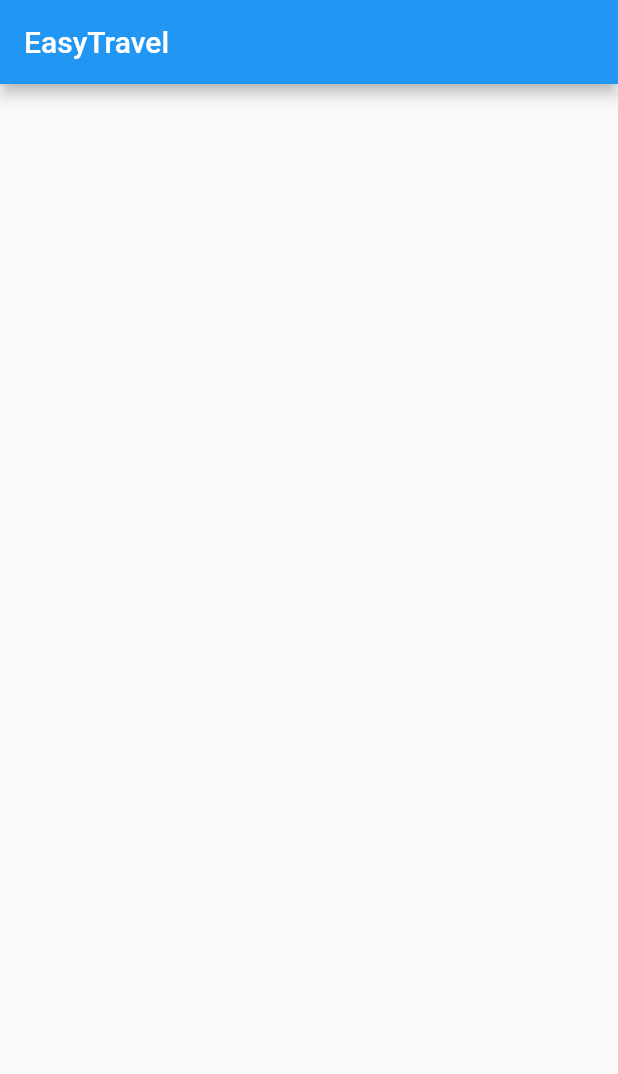
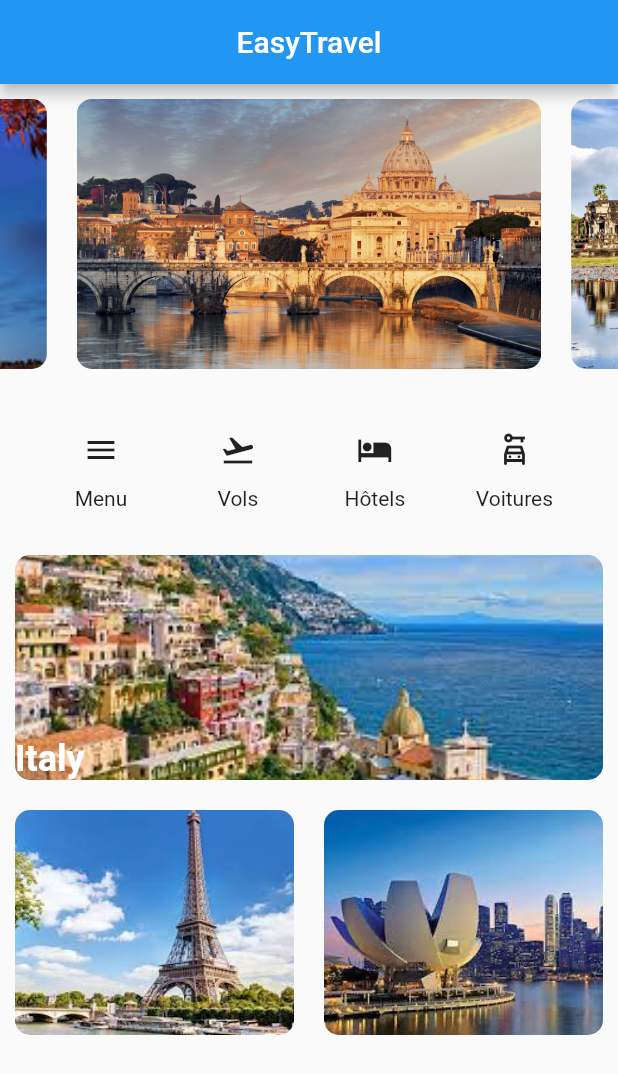
Before and after one commit to donia-fioklou/travel_app, a Flutter app: the HomePage screen opened directly, on a phone screen of 412 x 824 dp. Shown: the top 1074 px of the screen. Run offline on Flutter 3.47's test engine with Material 2 defaults, Android fonts, the phone set to English and light mode, and no system bars; drawn by our look-alikes of carousel_slider.

Commit message:
home page

```diff
--- a/lib/screens/HomePage.dart
+++ b/lib/screens/HomePage.dart
@@ -1,4 +1,5 @@
 import 'package:flutter/material.dart';
+import 'package:carousel_slider/carousel_slider.dart';
 
 class HomePage extends StatefulWidget {
   const HomePage({super.key});
@@ -8,10 +9,164 @@ class HomePage extends StatefulWidget {
 }
 
 class _HomePageState extends State<HomePage> {
+  List<String> sliders_image_url = [
+    'assets/sliders/1.jpg',
+    'assets/sliders/2.jpg',
+    'assets/sliders/3.jpg',
+    'assets/sliders/4.jpg',
+    'assets/sliders/5.jpg',
+  ];
   @override
   Widget build(BuildContext context) {
     return Scaffold(
-      appBar: AppBar(title: const Text('EasyTravel')),
+      appBar: AppBar(title: Center(child: const Text('EasyTravel'))),
+      body: Column(children: [
+        /* begin slider*/
+        CarouselSlider(
+            items: sliders_image_url.map((url) {
+              return Container(
+                margin: EdgeInsets.all(10.0),
+                decoration: BoxDecoration(
+                  borderRadius: BorderRadius.circular(10.0),
+                  image: DecorationImage(
+                    image: AssetImage(url),
+                    fit: BoxFit.cover,
+                  ),
+                ),
+              );
+            }).toList(),
+            options: CarouselOptions(
+              height: 200.0,
+              autoPlay: true,
+              autoPlayInterval: Duration(seconds: 3),
+              autoPlayAnimationDuration: Duration(milliseconds: 800),
+              autoPlayCurve: Curves.fastOutSlowIn,
+              pauseAutoPlayOnTouch: true,
+              aspectRatio: 2.0,
+              onPageChanged: (index, reason) {
+                setState(() {});
+              },
+            )),
+        /* end slider*/
+        SizedBox(height: 20.0),
+        /* begin menu*/
+        Row(mainAxisAlignment: MainAxisAlignment.spaceEvenly, children: [
+          Container(
+            child: Column(
+              children: [
+                IconButton(
+                    onPressed: () {},
+                    icon: Icon(
+                      Icons.menu,
+                    )),
+                Text('Menu'),
+              ],
+            ),
+          ),
+          Container(
+            child: Column(
+              children: [
+                IconButton(
+                    onPressed: () {},
+                    icon: Icon(
+                      Icons.flight_takeoff,
+                    )),
+                Text('Vols'),
+              ],
+            ),
+          ),
+          Container(
+            child: Column(
+              children: [
+                IconButton(
+                    onPressed: () {},
+                    icon: Icon(
+                      Icons.hotel,
+                    )),
+                Text('Hôtels'),
+              ],
+            ),
+          ),
+          Container(
+            child: Column(
+              children: [
+                IconButton(
+                    onPressed: () {},
+                    icon: Icon(
+                      Icons.car_rental_outlined,
+                    )),
+                Text('Voitures'),
+              ],
+            ),
+          )
+        ]),
+        /* end menu*/
+        SizedBox(height: 20.0),
+        /* begin destinations*/
+        Column(
+          children: [
+            Stack(children: [
+              Expanded(
+                child: Container(
+                  margin: EdgeInsets.all(10.0),
+                  height: 150.0,
+                  decoration: BoxDecoration(
+                    borderRadius: BorderRadius.circular(10.0),
+                    image: DecorationImage(
+                      image: AssetImage('assets/destinations/1.jpg'),
+                      fit: BoxFit.cover,
+                    ),
+                  ),
+                ),
+              ),
+              Positioned(
+                bottom: 10.0,
+                left: 10.0,
+                child: Text(
+                  'Italy',
+                  style: TextStyle(
+                    fontSize: 24.0,
+                    fontWeight: FontWeight.bold,
+                    color: Colors.white,
+                  ),
+                ),
+              ),
+            ]),
+            Row(
+              children: [
+                Expanded(
+                  child: Container(
+                    margin: EdgeInsets.all(10.0),
+                    height: 150.0,
+                    decoration: BoxDecoration(
+                      borderRadius: BorderRadius.circular(10.0),
+                      image: DecorationImage(
+                        image: AssetImage('assets/destinations/2.jpg'),
+                        fit: BoxFit.cover,
+                      ),
+                    ),
+                  ),
+                ),
+                Expanded(
+                  child: Container(
+                    margin: EdgeInsets.all(10.0),
+                    height: 150.0,
+                    decoration: BoxDecoration(
+                      borderRadius: BorderRadius.circular(10.0),
+                      image: DecorationImage(
+                        image: AssetImage('assets/destinations/3.jpg'),
+                        fit: BoxFit.cover,
+                      ),
+                    ),
+                  ),
+                ),
+              ],
+            ),
+          ],
+        )
+
+        /* end destinations*/
+      ]),
     );
   }
 }
--- a/pubspec.yaml
+++ b/pubspec.yaml
@@ -28,8 +28,10 @@ environment:
 # the latest version available on pub.dev. To see which dependencies have newer
 # versions available, run `flutter pub outdated`.
 dependencies:
+  carousel_slider: ^4.2.1
   flutter:
     sdk: flutter
+
 
 
   # The following adds the Cupertino Icons font to your application.
@@ -61,6 +63,8 @@ flutter:
   # To add assets to your application, add an assets section, like this:
   assets:
     - assets/logo.jpg
+    - assets/sliders/
+    - assets/destinations/
   #   - images/a_dot_burr.jpeg
   #   - images/a_dot_ham.jpeg
 
```
Also changed, not shown: assets/destinations/1.jpg (added), assets/destinations/2.jpg (added), assets/destinations/3.jpg (added), assets/sliders/1.jpg (added), assets/sliders/2.jpg (added), assets/sliders/3.jpg (added), assets/sliders/4.jpg (added), assets/sliders/5.jpg (added), pubspec.lock.
